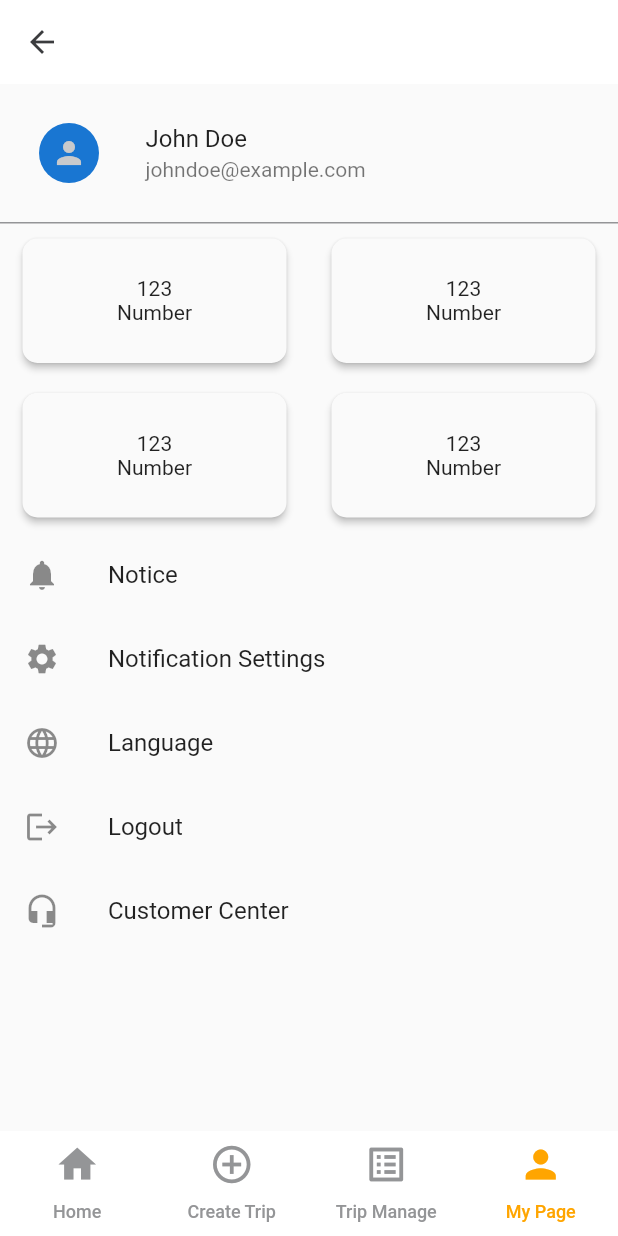
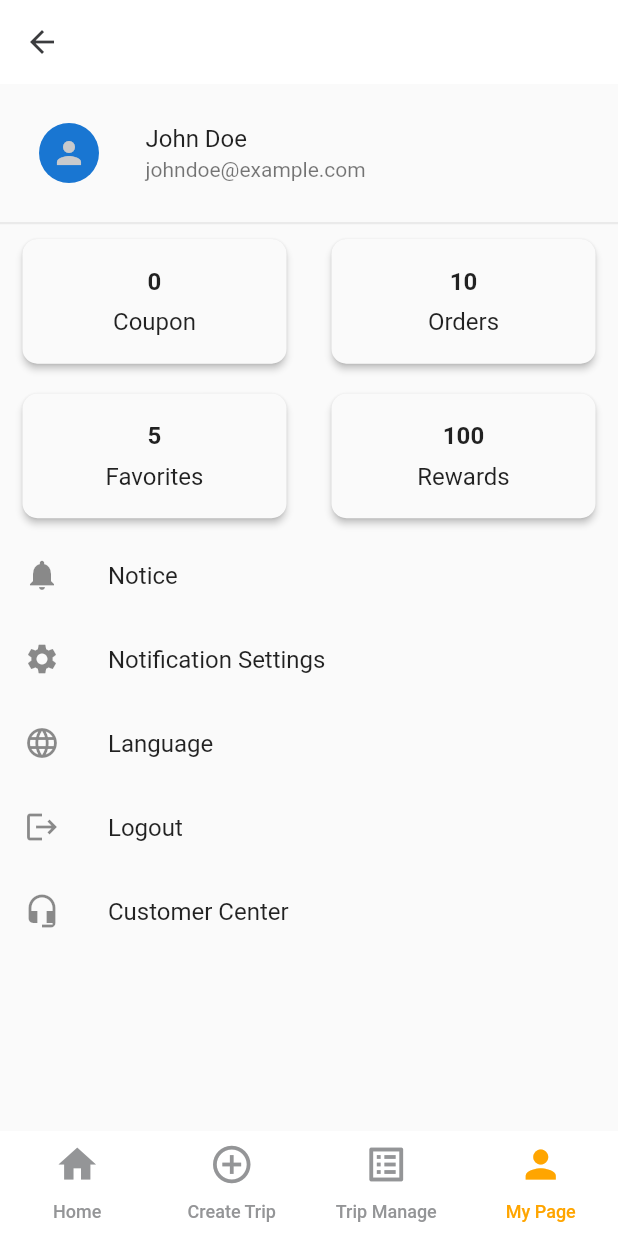
Before and after one commit to Jun-Jinu/ForInTrip, a Flutter app: the screen it shows after launch, item 4 of the bottom bar chosen, on a phone screen of 412 x 824 dp. Run offline on Flutter 3.47's test engine with Material 2 defaults, Android fonts, the phone set to English and light mode, and no system bars; our stand-ins replace bloc, equatable, flutter_bloc; network calls fail.

```diff
--- a/lib/src/ui/screens/my_profile_screen.dart
+++ b/lib/src/ui/screens/my_profile_screen.dart
@@ -17,7 +17,7 @@ class MyProfileScreen extends StatelessWidget {
           icon: Icon(Icons.arrow_back, color: gray1),
           onPressed: () => Navigator.of(context).pop(),
         ),
-        title: Text(
+        title: const Text(
           'MyProfile',
         ),
         titleSpacing: 0,
@@ -30,8 +30,8 @@ class MyProfileScreen extends StatelessWidget {
               decoration: BoxDecoration(
                 border: Border(
                   bottom: BorderSide(
-                    color: gray3,
-                    width: 1,
+                    color: gray6,
+                    width: 1.5,
                   ),
                 ),
               ),
@@ -57,6 +57,13 @@ class MyProfileScreen extends StatelessWidget {
                 childAspectRatio: 2,
               ),
               itemBuilder: (context, index) {
+                final List<String> titles = [
+                  'Coupon',
+                  'Orders',
+                  'Favorites',
+                  'Rewards'
+                ];
+                final List<int> counts = [0, 10, 5, 100];
                 return Padding(
                   padding: const EdgeInsets.symmetric(
                       vertical: 10.0, horizontal: 15.0),
@@ -72,8 +79,25 @@ class MyProfileScreen extends StatelessWidget {
                         child: Column(
                           mainAxisAlignment: MainAxisAlignment.center,
                           children: [
-                            Text('123'),
-                            Text('Number'),
+                            Padding(
+                              padding: EdgeInsets.all(4.0),
+                              child: Text(
+                                counts[index].toString(),
+                                style: TextStyle(
+                                  fontSize: 16.0,
+                                  fontWeight: FontWeight.bold,
+                                ),
+                              ),
+                            ),
+                            Padding(
+                              padding: EdgeInsets.all(4.0),
+                              child: Text(
+                                titles[index],
+                                style: TextStyle(
+                                  fontSize: 16.0,
+                                ),
+                              ),
+                            ),
                           ],
                         ),
                       ),
```
Also changed, not shown: lib/src/ui/screens/create_trip_screen.dart (+16 -8 lines), lib/src/ui/screens/home_screen.dart (+0 -17 lines).
